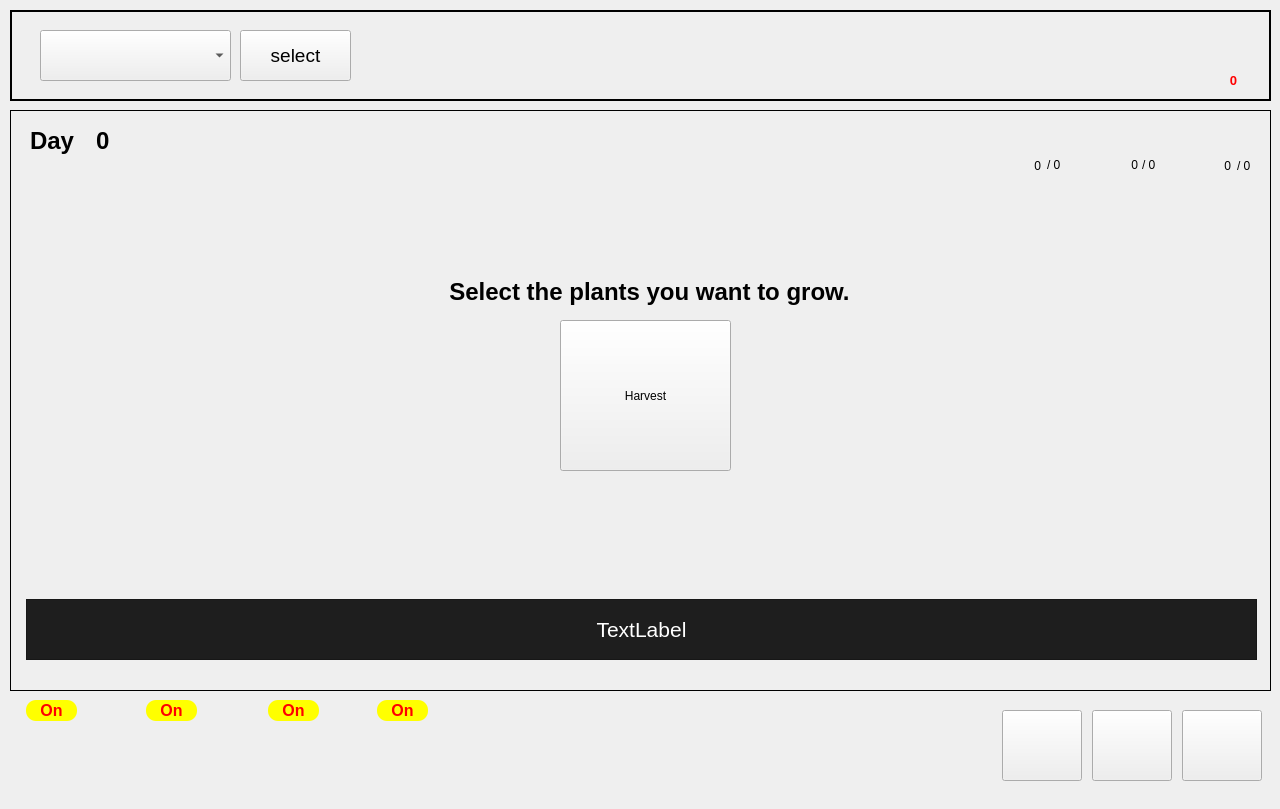
Above: SmartFarmGUI/ui/main.ui from addinedu-ros-6th/iot-repo-1 before the change. Below: the same form after it.
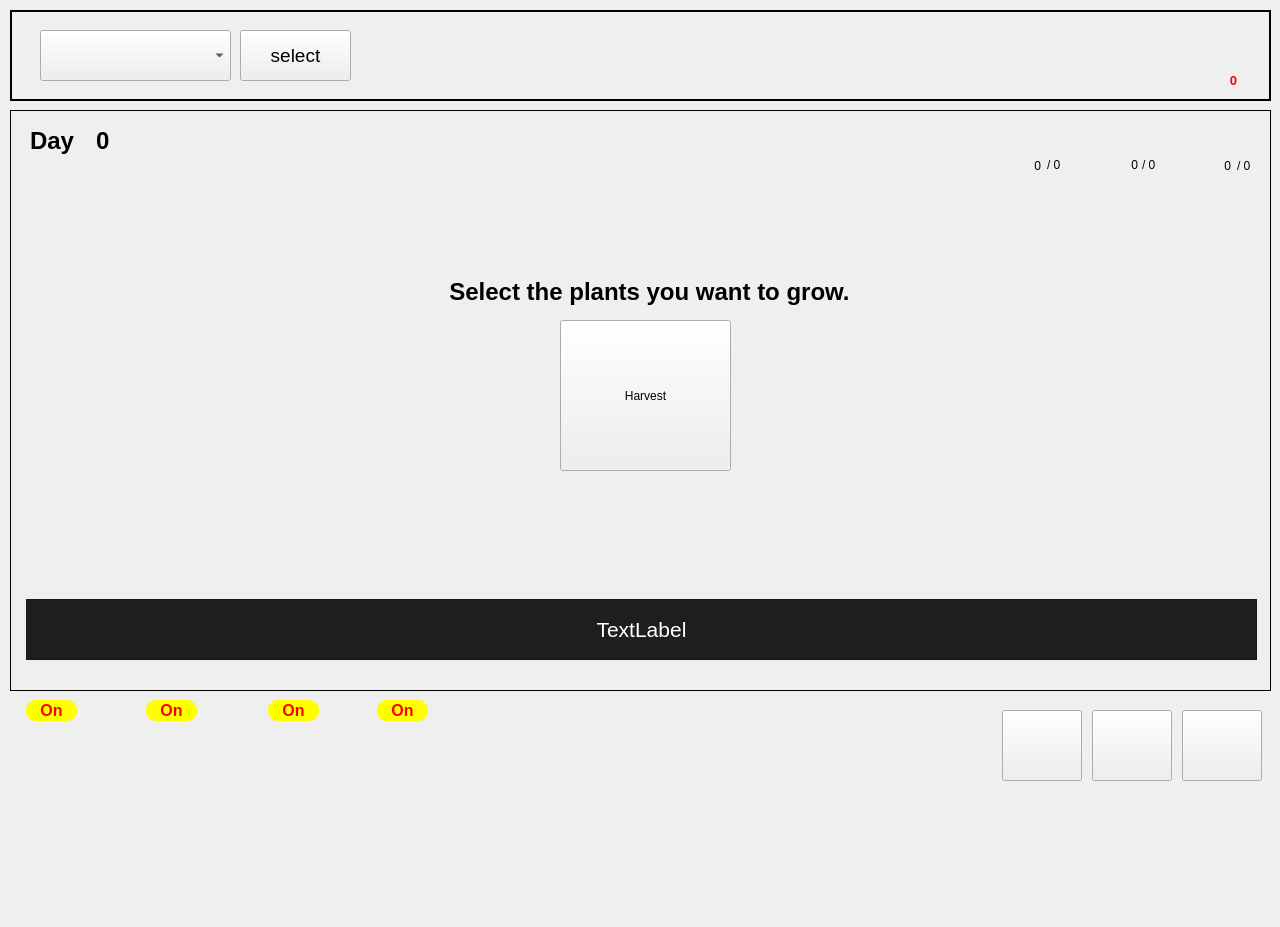
That is the form after the change. Icons and pictures are not drawn.

The edit to the form file:
```diff
--- a/SmartFarmGUI/ui/main.ui
+++ b/SmartFarmGUI/ui/main.ui
@@ -7,7 +7,7 @@
     <x>0</x>
     <y>0</y>
     <width>1280</width>
-    <height>809</height>
+    <height>927</height>
    </rect>
   </property>
   <property name="windowTitle">
```
Left out of the diff: 13 changed lines with no effect on the pictures.
